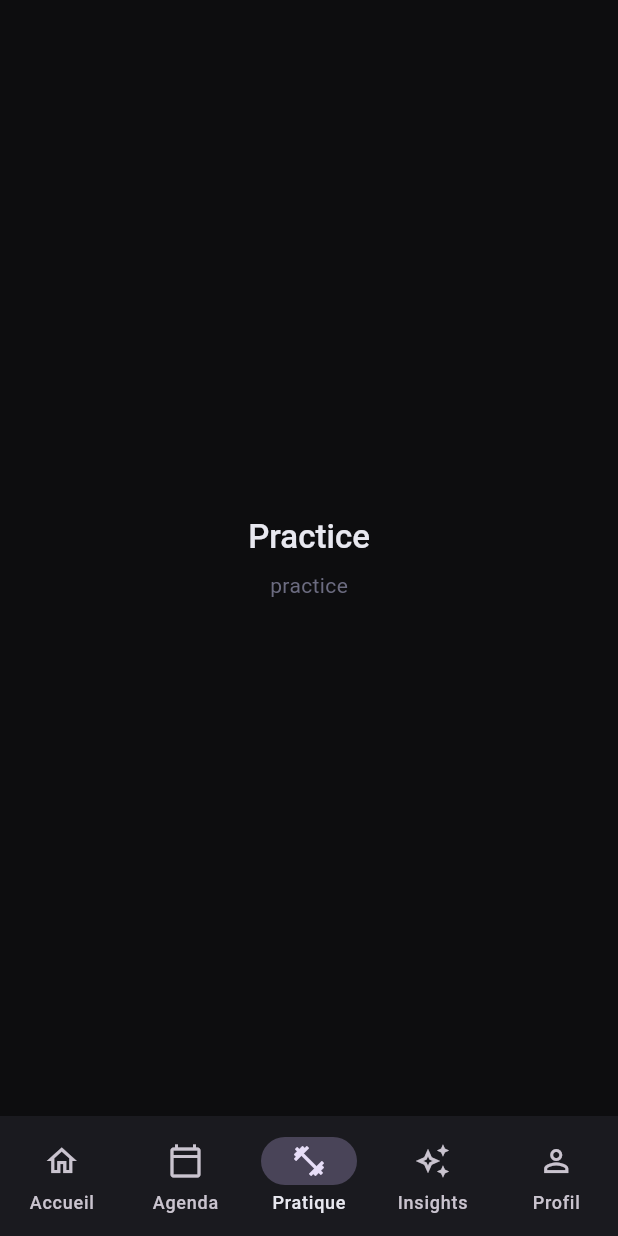
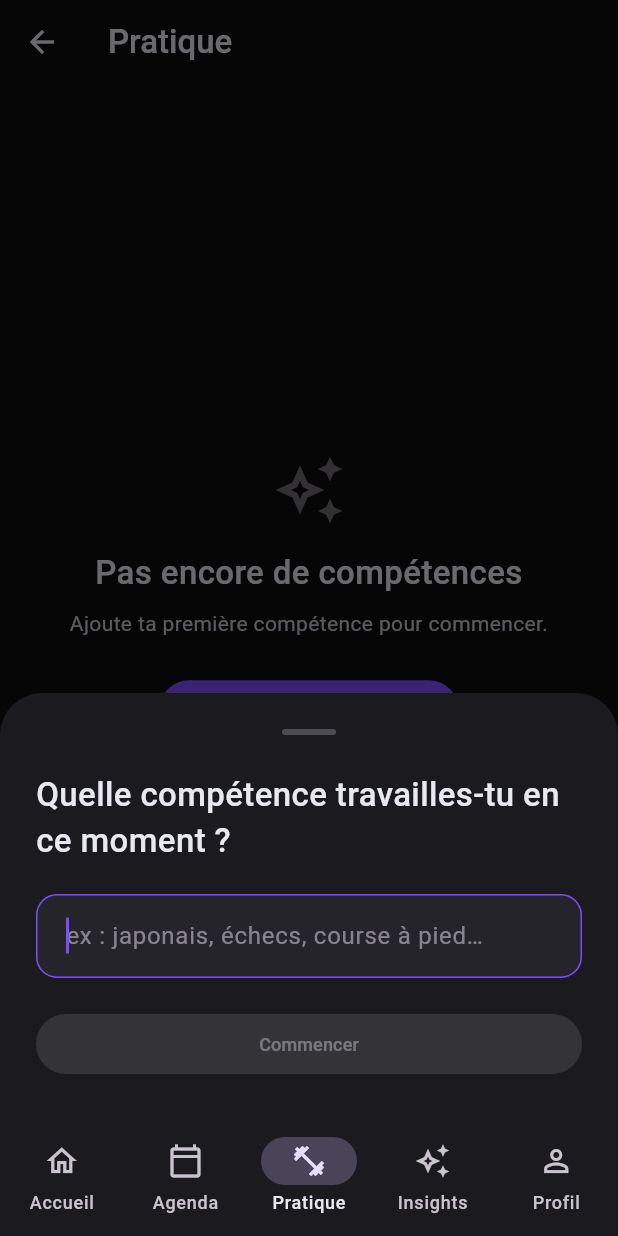
Before and after one commit to Lokki225/OdO, a Flutter app: the screen it shows after launch, item 3 of the bottom bar chosen, on a phone screen of 412 x 824 dp. Run offline on Flutter 3.47's test engine with Material 3 defaults, Android fonts, the phone set to English and light mode, and no system bars; our stand-ins replace connectivity_plus, drift, flutter_local_notifications, flutter_riverpod, flutter_tts, go_router and 5 more; missing offline and left inert: workmanager; accounts and stored records are empty; generated files the repository leaves out were written again.

Commit message:
Story 3.2 complete: First-launch skill prompt — SkillTypeDetector, PracticeNotifier, PracticePage, FirstLaunchSheet
- SkillTypeDetector: static detect() with 5 keyword lists (language/strategy/physical/technical/creative), defaults personal; no short substrings 'ai'/'ia' to avoid false positives
- PracticeNotifier: AsyncNotifier<void> wrapping addSkill/updateSkill/deleteSkill
- PracticePage: ConsumerStatefulWidget with _hasShownFirstLaunch guard, initState post-frame + ref.listen for async data; FAB to add-skill route
- FirstLaunchSheet: Navigator.of(context).pop() (not go_router) — testable without GoRouter in tree
- Router: practice route → PracticePage, add-skill → FirstLaunchSheet
- 19 new tests (13 unit + 6 widget), 201/201 total pass, analyze clean

Co-Authored-By: Claude Sonnet 4.6 <noreply@anthropic.com>

```diff
--- a/lib/app/router.dart
+++ b/lib/app/router.dart
@@ -11,6 +11,8 @@ import 'package:odo/features/agenda/presentation/pages/event_detail_page.dart';
 import 'package:odo/features/home/presentation/home_screen.dart';
 import 'package:odo/features/home/presentation/placeholder_screen.dart';
 import 'package:odo/features/home/presentation/scaffold_with_nav_bar.dart';
+import 'package:odo/features/practice/presentation/pages/first_launch_sheet.dart';
+import 'package:odo/features/practice/presentation/pages/practice_page.dart';
 
 final routerProvider = Provider<GoRouter>((ref) => router);
 
@@ -82,8 +84,7 @@ final router = GoRouter(
             ),
             GoRoute(
               path: 'practice',
-              builder: (_, __) =>
-                  const PlaceholderScreen(title: 'Practice'),
+              builder: (_, __) => const PracticePage(),
               routes: [
                 GoRoute(
                   path: 'skill/:id',
@@ -95,7 +96,7 @@ final router = GoRouter(
                   path: 'add-skill',
                   pageBuilder: (context, state) => _slideUpSheet(
                     state,
-                    const PlaceholderScreen(title: 'Add Skill'),
+                    const FirstLaunchSheet(),
                   ),
                 ),
                 GoRoute(
--- /dev/null
+++ b/lib/features/practice/domain/usecases/skill_type_detector.dart
@@ -0,0 +1,57 @@
+import 'package:odo/features/practice/domain/entities/skill_type.dart';
+
+abstract final class SkillTypeDetector {
+  static SkillType detect(String name) {
+    final lower = name.toLowerCase();
+    if (_languageKeywords.any(lower.contains)) return SkillType.language;
+    if (_strategyKeywords.any(lower.contains)) return SkillType.strategy;
+    if (_physicalKeywords.any(lower.contains)) return SkillType.physical;
+    if (_technicalKeywords.any(lower.contains)) return SkillType.technical;
+    if (_creativeKeywords.any(lower.contains)) return SkillType.creative;
+    return SkillType.personal;
+  }
+
+  static const _languageKeywords = [
+    'japanese', 'japonais', 'français', 'french', 'english', 'anglais',
+    'spanish', 'espagnol', 'chinese', 'chinois', 'korean', 'coréen',
+    'arabic', 'arabe', 'german', 'allemand', 'italian', 'italien',
+    'portuguese', 'portugais', 'language', 'langue', 'vocab', 'vocabulaire',
+    'grammar', 'grammaire', 'mandarin', 'hindi', 'russian', 'russe',
+    'hébreu', 'hebrew', 'dutch', 'néerlandais', 'swedish', 'suédois',
+  ];
+
+  static const _strategyKeywords = [
+    'chess', 'échecs', 'go ', 'poker', 'strateg', 'stratégi', 'competitive',
+    'compétit', 'rating', 'elo', 'puzzle', 'puzzle', 'shogi', 'checkers',
+    'dames', 'backgammon', 'jeu de go',
+  ];
+
+  static const _physicalKeywords = [
+    'running', 'course', 'gym', 'football', 'soccer', 'tennis', 'yoga',
+    'swimming', 'natation', 'basketball', 'sport', 'musculation', 'boxe',
+    'boxing', 'cycling', 'vélo', 'hiking', 'randonnée', 'climbing',
+    'escalade', 'crossfit', 'pilates', 'stretching', 'fitness', 'rugby',
+    'volleyball', 'badminton', 'golf', 'ski', 'surf', 'martial',
+  ];
+
+  static const _technicalKeywords = [
+    'coding', 'programming', 'programmation', 'flutter', 'python',
+    'javascript', 'typescript', 'react', 'vue', 'angular', 'swift',
+    'kotlin', 'java', 'dev', 'développement', 'development', 'code',
+    'software', 'logiciel', 'data science', 'machine learning',
+    'artificial intelligence', 'intelligence artificielle',
+    'sql', 'database', 'base de données', 'algorithm', 'algorithme',
+    'backend', 'frontend', 'fullstack', 'devops', 'cloud', 'linux',
+    'arduino', 'raspberry', 'électronique', 'electronics',
+  ];
+
+  static const _creativeKeywords = [
+    'writing', 'écriture', 'drawing', 'dessin', 'painting', 'peinture',
+    'guitar', 'guitare', 'piano', 'ukulele', 'drums', 'batterie',
+    'music', 'musique', 'design', 'art', 'photography', 'photographie',
+    'sculpt', 'sculpture', 'ceramics', 'céramique', 'illustration',
+    'calligraph', 'calligraphie', 'violin', 'violon', 'sing', 'chant',
+    'dance', 'danse', 'acting', 'théâtre', 'podcast', 'film', 'video',
+    'novel', 'roman', 'poém', 'poem', 'blog', 'content',
+  ];
+}
--- /dev/null
+++ b/lib/features/practice/presentation/pages/first_launch_sheet.dart
@@ -0,0 +1,150 @@
+import 'package:flutter/material.dart';
+import 'package:flutter_riverpod/flutter_riverpod.dart';
+
+import 'package:odo/core/constants/app_spacing.dart';
+import 'package:odo/core/constants/app_typography.dart';
+import 'package:odo/features/practice/domain/entities/skill.dart';
+import 'package:odo/features/practice/domain/usecases/skill_type_detector.dart';
+import 'package:odo/features/practice/presentation/practice_providers.dart';
+
+class FirstLaunchSheet extends ConsumerStatefulWidget {
+  const FirstLaunchSheet({super.key});
+
+  @override
+  ConsumerState<FirstLaunchSheet> createState() => _FirstLaunchSheetState();
+}
+
+class _FirstLaunchSheetState extends ConsumerState<FirstLaunchSheet> {
+  final _controller = TextEditingController();
+  bool _isLoading = false;
+
+  @override
+  void dispose() {
+    _controller.dispose();
+    super.dispose();
+  }
+
+  Future<void> _submit() async {
+    final name = _controller.text.trim();
+    if (name.isEmpty) return;
+
+    setState(() => _isLoading = true);
+
+    final type = SkillTypeDetector.detect(name);
+    final skill = Skill(
+      name: name,
+      type: type,
+      sessionssSinceLevelUpdate: 0,
+      createdAt: DateTime.now().toUtc(),
+      isArchived: false,
+    );
+
+    final repo = ref.read(practiceRepositoryProvider);
+    final result = await repo.addSkill(skill);
+
+    if (!mounted) return;
+
+    result.when(
+      success: (_) {
+        Navigator.of(context).pop();
+      },
+      failure: (error) {
+        setState(() => _isLoading = false);
+        ScaffoldMessenger.of(context).showSnackBar(
+          SnackBar(
+            content: Text(error.message),
+            behavior: SnackBarBehavior.floating,
+          ),
+        );
+      },
+    );
+  }
+
+  @override
+  Widget build(BuildContext context) {
+    final colorScheme = Theme.of(context).colorScheme;
+    final bottomInset = MediaQuery.of(context).viewInsets.bottom;
+
+    return Padding(
+      padding: EdgeInsets.fromLTRB(
+        AppSpacing.sp24,
+        AppSpacing.sp24,
+        AppSpacing.sp24,
+        AppSpacing.sp24 + bottomInset,
+      ),
+      child: Column(
+        mainAxisSize: MainAxisSize.min,
+        crossAxisAlignment: CrossAxisAlignment.stretch,
+        children: [
+          Center(
+            child: Container(
+              width: 36,
+              height: 4,
+              decoration: BoxDecoration(
+                color: colorScheme.onSurfaceVariant.withValues(alpha: 0.3),
+                borderRadius: BorderRadius.circular(AppSpacing.radiusFull),
+              ),
+            ),
+          ),
+          const SizedBox(height: AppSpacing.sp24),
+          Text(
+            'Quelle compétence travailles-tu en ce moment ?',
+            style: AppTypography.textTitle.copyWith(
+              color: colorScheme.onSurface,
+            ),
+          ),
+          const SizedBox(height: AppSpacing.sp20),
+          ValueListenableBuilder<TextEditingValue>(
+            valueListenable: _controller,
+            builder: (context, value, child) {
+              return TextField(
+                controller: _controller,
+                autofocus: true,
+                textInputAction: TextInputAction.done,
+                onSubmitted: (_) => _submit(),
+                style: AppTypography.textBody.copyWith(
+                  color: colorScheme.onSurface,
+                ),
+                decoration: InputDecoration(
+                  hintText: 'ex : japonais, échecs, course à pied…',
+                  hintStyle: AppTypography.textBody.copyWith(
+                    color: colorScheme.onSurfaceVariant.withValues(alpha: 0.6),
+                  ),
+                  filled: true,
+                  fillColor:
+                      colorScheme.surfaceContainerHighest.withValues(alpha: 0.4),
+                  border: OutlineInputBorder(
+                    borderRadius:
+                        BorderRadius.circular(AppSpacing.radiusMd),
+                    borderSide: BorderSide.none,
+                  ),
+                  contentPadding: const EdgeInsets.symmetric(
+                    horizontal: AppSpacing.sp16,
+                    vertical: AppSpacing.sp16,
+                  ),
+                ),
+              );
+            },
+          ),
+          const SizedBox(height: AppSpacing.sp20),
+          ValueListenableBuilder<TextEditingValue>(
+            valueListenable: _controller,
+            builder: (context, value, child) {
+              final canSubmit = value.text.trim().isNotEmpty && !_isLoading;
+              return FilledButton(
+                onPressed: canSubmit ? _submit : null,
+                child: _isLoading
+                    ? const SizedBox(
+                        width: 20,
+                        height: 20,
+                        child: CircularProgressIndicator(strokeWidth: 2),
+                      )
+                    : const Text('Commencer'),
+              );
+            },
+          ),
+        ],
+      ),
+    );
+  }
+}
--- /dev/null
+++ b/lib/features/practice/presentation/pages/practice_page.dart
@@ -0,0 +1,182 @@
+import 'package:flutter/material.dart';
+import 'package:flutter_riverpod/flutter_riverpod.dart';
+import 'package:go_router/go_router.dart';
+
+import 'package:odo/core/constants/app_spacing.dart';
+import 'package:odo/core/constants/app_typography.dart';
+import 'package:odo/features/practice/domain/entities/skill.dart';
+import 'package:odo/features/practice/presentation/pages/first_launch_sheet.dart';
+import 'package:odo/features/practice/presentation/practice_providers.dart';
+
+class PracticePage extends ConsumerStatefulWidget {
+  const PracticePage({super.key});
+
+  @override
+  ConsumerState<PracticePage> createState() => _PracticePageState();
+}
+
+class _PracticePageState extends ConsumerState<PracticePage> {
+  bool _hasShownFirstLaunch = false;
+
+  @override
+  void initState() {
+    super.initState();
+    WidgetsBinding.instance.addPostFrameCallback((_) {
+      if (!mounted) return;
+      final async = ref.read(allSkillsProvider);
+      async.whenData((skills) {
+        if (skills.isEmpty && !_hasShownFirstLaunch) {
+          _hasShownFirstLaunch = true;
+          _showFirstLaunchSheet();
+        }
+      });
+    });
+  }
+
+  void _showFirstLaunchSheet() {
+    showModalBottomSheet<void>(
+      context: context,
+      isScrollControlled: true,
+      useSafeArea: true,
+      builder: (_) => const FirstLaunchSheet(),
+    );
+  }
+
+  @override
+  Widget build(BuildContext context) {
+    final skillsAsync = ref.watch(allSkillsProvider);
+    final colorScheme = Theme.of(context).colorScheme;
+
+    ref.listen<AsyncValue<List<Skill>>>(allSkillsProvider, (_, next) {
+      if (!_hasShownFirstLaunch &&
+          next is AsyncData<List<Skill>> &&
+          next.value.isEmpty) {
+        _hasShownFirstLaunch = true;
+        _showFirstLaunchSheet();
+      }
+    });
+
+    return Scaffold(
+      backgroundColor: colorScheme.surface,
+      appBar: AppBar(
+        backgroundColor: colorScheme.surface,
+        elevation: 0,
+        title: Text(
+          'Pratique',
+          style: AppTypography.textTitle.copyWith(
+            color: colorScheme.onSurface,
+          ),
+        ),
+      ),
+      floatingActionButton: FloatingActionButton(
+        onPressed: () => context.push('/home/practice/add-skill'),
+        backgroundColor: colorScheme.primary,
+        child: Icon(Icons.add, color: colorScheme.onPrimary),
+      ),
+      body: skillsAsync.when(
+        loading: () => const Center(child: CircularProgressIndicator()),
+        error: (_, __) => Center(
+          child: Text(
+            'Erreur de chargement',
+            style: AppTypography.textBody.copyWith(
+              color: colorScheme.onSurfaceVariant,
+            ),
+          ),
+        ),
+        data: (skills) {
+          if (skills.isEmpty) {
+            return _EmptyState(onAdd: _showFirstLaunchSheet);
+          }
+          return _SkillList(skills: skills);
+        },
+      ),
+    );
+  }
+}
+
+class _EmptyState extends StatelessWidget {
+  const _EmptyState({required this.onAdd});
+
+  final VoidCallback onAdd;
+
+  @override
+  Widget build(BuildContext context) {
+    final colorScheme = Theme.of(context).colorScheme;
+    return Center(
+      child: Padding(
+        padding: const EdgeInsets.all(AppSpacing.sp32),
+        child: Column(
+          mainAxisSize: MainAxisSize.min,
+          children: [
+            Icon(
+              Icons.auto_awesome_outlined,
+              size: 48,
+              color: colorScheme.onSurfaceVariant.withValues(alpha: 0.5),
+            ),
+            const SizedBox(height: AppSpacing.sp16),
+            Text(
+              'Pas encore de compétences',
+              style: AppTypography.textTitle.copyWith(
+                color: colorScheme.onSurface,
+              ),
+              textAlign: TextAlign.center,
+            ),
+            const SizedBox(height: AppSpacing.sp8),
+            Text(
+              'Ajoute ta première compétence pour commencer.',
+              style: AppTypography.textBodyMuted.copyWith(
+                color: colorScheme.onSurfaceVariant,
+              ),
+              textAlign: TextAlign.center,
+            ),
+            const SizedBox(height: AppSpacing.sp24),
+            FilledButton.icon(
+              onPressed: onAdd,
+              icon: const Icon(Icons.add),
+              label: const Text('Ajouter une compétence'),
+            ),
+          ],
+        ),
+      ),
+    );
+  }
+}
+
+class _SkillList extends StatelessWidget {
+  const _SkillList({required this.skills});
+
+  final List<Skill> skills;
+
+  @override
+  Widget build(BuildContext context) {
+    final colorScheme = Theme.of(context).colorScheme;
+    return ListView.separated(
+      padding: const EdgeInsets.all(AppSpacing.sp16),
+      itemCount: skills.length,
+      separatorBuilder: (_, __) =>
+          const SizedBox(height: AppSpacing.sp8),
+      itemBuilder: (context, index) {
+        final skill = skills[index];
+        return Card(
+          child: ListTile(
+            title: Text(
+              skill.name,
+              style: AppTypography.textBody.copyWith(
+                color: colorScheme.onSurface,
+              ),
+            ),
+            subtitle: Text(
+              skill.type.value,
+              style: AppTypography.textCaption.copyWith(
+                color: colorScheme.onSurfaceVariant,
+              ),
+            ),
+            trailing: const Icon(Icons.chevron_right),
+            onTap: () =>
+                context.push('/home/practice/skill/${skill.id}'),
+          ),
+        );
+      },
+    );
+  }
+}
```
Also changed, not shown: IMPLEMENTATION_STATUS.json (+8 -3 lines), lib/features/practice/presentation/practice_providers.dart (+18 -0 lines), 3 other files.
